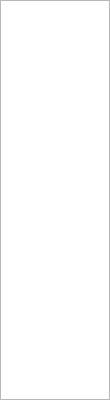
Above: brainframe_qt/ui/dialogs/task_configuration/zone_list/zone_list.ui from aotuai/brainframe-qt before the change. Below: the same form after it.
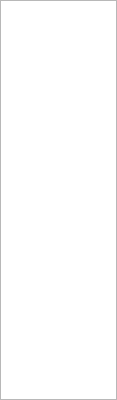
That is the form after the change.

The edit to the form file:
```diff
--- a/brainframe_qt/ui/dialogs/task_configuration/zone_list/zone_list.ui
+++ b/brainframe_qt/ui/dialogs/task_configuration/zone_list/zone_list.ui
@@ -6,7 +6,7 @@
    <rect>
     <x>0</x>
     <y>0</y>
-    <width>110</width>
+    <width>117</width>
     <height>400</height>
    </rect>
   </property>
```
Left out of the diff: 2 changed lines with no effect on the pictures.
